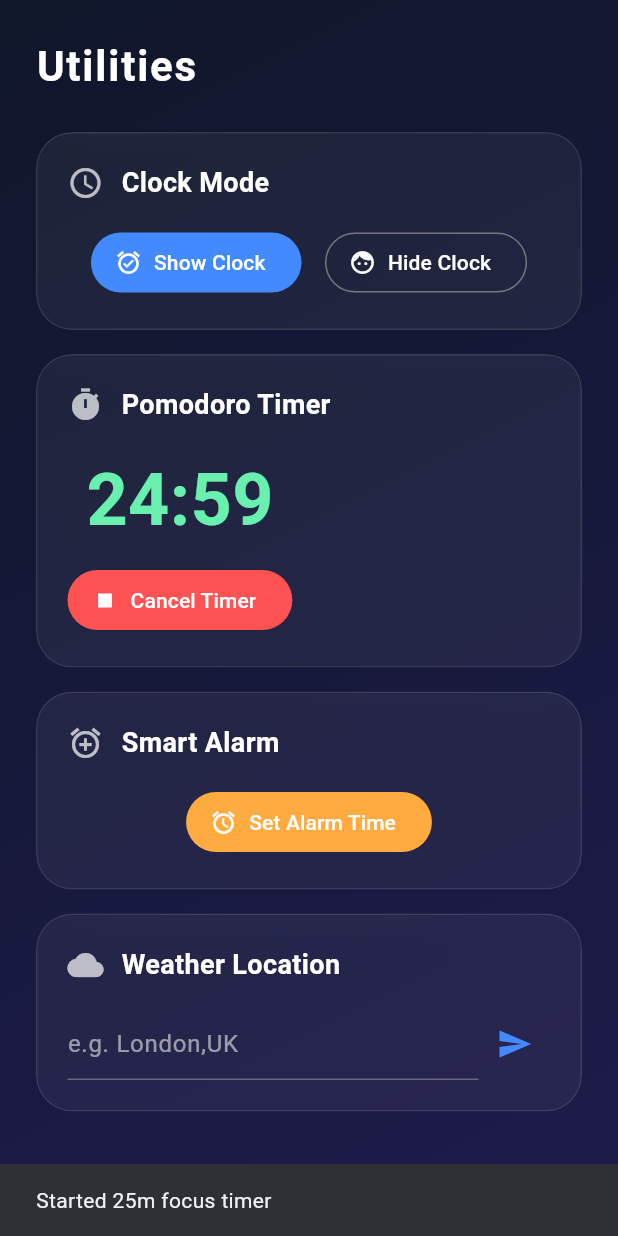
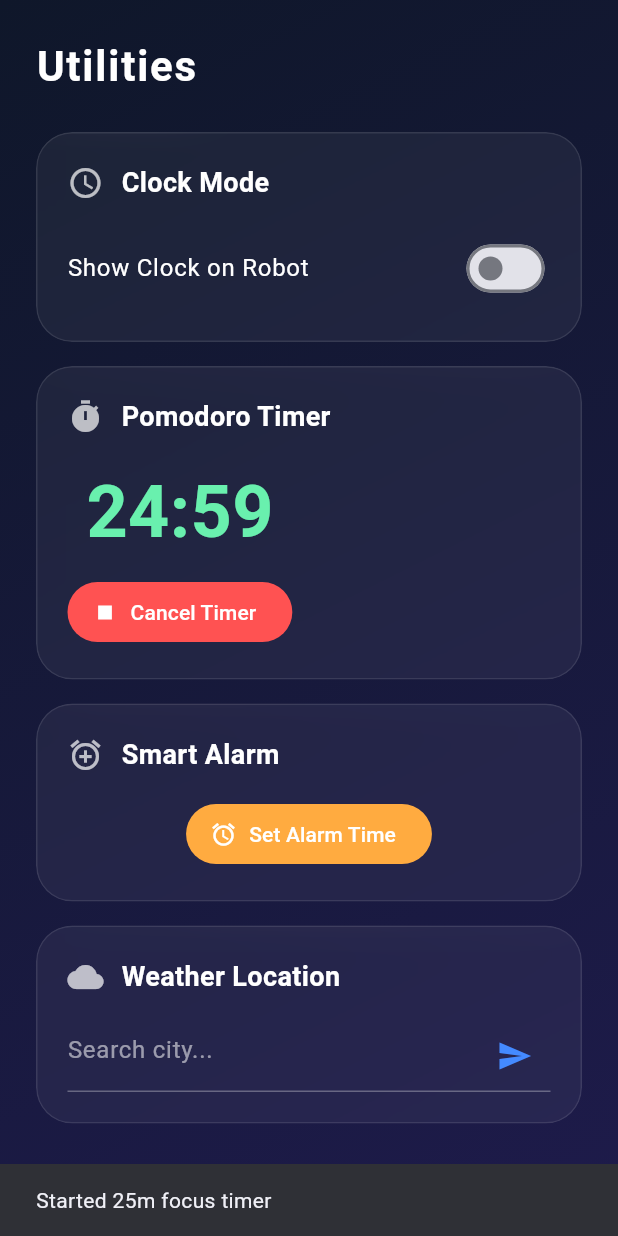
Before and after one commit to KavishkaDulshan/2.1-V2, a Flutter app: the UtilitiesScreen widget shown alone on an empty page, opened directly, after a tap on "25m Focus", on a phone screen of 412 x 824 dp. Run offline on Flutter 3.47's test engine with Material 3 defaults, Android fonts, the phone set to English and light mode, and no system bars; our stand-ins replace flutter_blue_plus, permission_handler, shared_preferences; missing offline and left inert: mqtt_client; accounts and stored records are empty.

Commit message:
clock mode toggle added. location setting updated

```diff
--- a/2.1App/app/lib/screens/utilities_screen.dart
+++ b/2.1App/app/lib/screens/utilities_screen.dart
@@ -1,7 +1,10 @@
 import 'dart:ui';
 import 'dart:async';
+import 'dart:convert';
 import 'package:flutter/material.dart';
 import 'package:provider/provider.dart';
+import 'package:shared_preferences/shared_preferences.dart';
+import 'package:http/http.dart' as http;
 import '../models/mqtt_state.dart';
 
 class UtilitiesScreen extends StatefulWidget {
@@ -16,6 +19,59 @@ class _UtilitiesScreenState extends State<UtilitiesScreen> {
 
   Timer? _pomodoroTimer;
   int _timeRemaining = 0; // in seconds
+  bool _isClockMode = false;
+
+  @override
+  void initState() {
+    super.initState();
+    _loadSavedCity();
+  }
+
+  Future<void> _loadSavedCity() async {
+    final prefs = await SharedPreferences.getInstance();
+    final savedCity = prefs.getString('weather_city');
+    if (savedCity != null && savedCity.isNotEmpty) {
+      setState(() {
+        _cityController.text = savedCity;
+      });
+      // Delay MQTT publish slightly to ensure MqttState is fully ready
+      Future.delayed(const Duration(seconds: 1), () {
+        if (mounted) {
+          context.read<MqttState>().publish("robot21/commands/master", '{"city": "$savedCity"}');
+        }
+      });
+    }
+  }
+
+  Future<Iterable<String>> _searchCities(String query) async {
+    if (query.length < 2) return const Iterable<String>.empty();
+    try {
+      final response = await http.get(Uri.parse(
+          'http://api.openweathermap.org/geo/1.0/direct?q=$query&limit=5&appid=90b5371f426c8985201312f80bfe9eb4'));
+      if (response.statusCode == 200) {
+        final List<dynamic> data = jsonDecode(response.body);
+        return data.map((item) {
+          final state = item['state'] != null ? ', ${item['state']}' : '';
+          return '${item['name']}$state, ${item['country']}';
+        });
+      }
+    } catch (e) {
+      debugPrint("City search error: $e");
+    }
+    return const Iterable<String>.empty();
+  }
+
+  Future<void> _saveAndSendCity(String city) async {
+    if (city.isEmpty) return;
+    final prefs = await SharedPreferences.getInstance();
+    await prefs.setString('weather_city', city);
+    if (mounted) {
+      context.read<MqttState>().publish("robot21/commands/master", '{"city": "$city"}');
+      ScaffoldMessenger.of(context).showSnackBar(
+        SnackBar(content: Text('Weather set to $city')),
+      );
+    }
+  }
 
   @override
   void dispose() {
@@ -136,26 +192,18 @@ class _UtilitiesScreenState extends State<UtilitiesScreen> {
                       context,
                       title: 'Clock Mode',
                       icon: Icons.access_time,
-                      child: Row(
-                        mainAxisAlignment: MainAxisAlignment.spaceEvenly,
-                        children: [
-                          FilledButton.icon(
-                            onPressed: () {
-                              context.read<MqttState>().publish("robot21/commands/master", '{"mode": "clock"}');
-                            },
-                            icon: const Icon(Icons.alarm_on),
-                            label: const Text('Show Clock'),
-                            style: FilledButton.styleFrom(backgroundColor: Colors.blueAccent),
-                          ),
-                          OutlinedButton.icon(
-                            onPressed: () {
-                              context.read<MqttState>().publish("robot21/commands/master", '{"mode": "eyes"}');
-                            },
-                            icon: const Icon(Icons.face),
-                            label: const Text('Hide Clock'),
-                            style: OutlinedButton.styleFrom(foregroundColor: Colors.white),
-                          ),
-                        ],
+                      child: SwitchListTile(
+                        title: const Text('Show Clock on Robot', style: TextStyle(color: Colors.white)),
+                        value: _isClockMode,
+                        activeColor: Colors.blueAccent,
+                        contentPadding: EdgeInsets.zero,
+                        onChanged: (bool value) {
+                          setState(() {
+                            _isClockMode = value;
+                          });
+                          final mode = value ? "clock" : "eyes";
+                          context.read<MqttState>().publish("robot21/commands/master", '{"mode": "$mode"}');
+                        },
                       ),
                     ),
                     const SizedBox(height: 16),
@@ -237,32 +285,67 @@ class _UtilitiesScreenState extends State<UtilitiesScreen> {
                       context,
                       title: 'Weather Location',
                       icon: Icons.cloud,
-                      child: Row(
-                        children: [
-                          Expanded(
-                            child: TextField(
-                              controller: _cityController,
-                              style: const TextStyle(color: Colors.white),
-                              decoration: const InputDecoration(
-                                hintText: 'e.g. London,UK',
-                                hintStyle: TextStyle(color: Colors.white54),
-                                enabledBorder: UnderlineInputBorder(borderSide: BorderSide(color: Colors.white30)),
-                                focusedBorder: UnderlineInputBorder(borderSide: BorderSide(color: Colors.blueAccent)),
+                      child: Autocomplete<String>(
+                        initialValue: TextEditingValue(text: _cityController.text),
+                        optionsBuilder: (TextEditingValue textEditingValue) async {
+                          if (textEditingValue.text.length < 2) return const Iterable<String>.empty();
+                          return await _searchCities(textEditingValue.text);
+                        },
+                        onSelected: (String selection) {
+                          _saveAndSendCity(selection);
+                        },
+                        fieldViewBuilder: (context, controller, focusNode, onFieldSubmitted) {
+                          if (_cityController.text.isNotEmpty && controller.text.isEmpty) {
+                            controller.text = _cityController.text;
+                          }
+                          return TextField(
+                            controller: controller,
+                            focusNode: focusNode,
+                            style: const TextStyle(color: Colors.white),
+                            decoration: InputDecoration(
+                              hintText: 'Search city...',
+                              hintStyle: const TextStyle(color: Colors.white54),
+                              enabledBorder: const UnderlineInputBorder(borderSide: BorderSide(color: Colors.white30)),
+                              focusedBorder: const UnderlineInputBorder(borderSide: BorderSide(color: Colors.blueAccent)),
+                              suffixIcon: IconButton(
+                                icon: const Icon(Icons.send, color: Colors.blueAccent),
+                                onPressed: () {
+                                  _saveAndSendCity(controller.text);
+                                },
                               ),
                             ),
-                          ),
-                          IconButton(
-                            icon: const Icon(Icons.send, color: Colors.blueAccent),
-                            onPressed: () {
-                              if (_cityController.text.isNotEmpty) {
-                                context.read<MqttState>().publish("robot21/commands/master", '{"city": "${_cityController.text}"}');
-                                ScaffoldMessenger.of(context).showSnackBar(
-                                  SnackBar(content: Text('Weather set to ${_cityController.text}')),
-                                );
-                              }
+                            onSubmitted: (String value) {
+                              _saveAndSendCity(value);
                             },
-                          ),
-                        ],
+                          );
+                        },
+                        optionsViewBuilder: (context, onSelected, options) {
+                          return Align(
+                            alignment: Alignment.topLeft,
+                            child: Material(
+                              color: const Color(0xFF1E1B4B),
+                              elevation: 4.0,
+                              borderRadius: BorderRadius.circular(8),
+                              child: SizedBox(
+                                width: 250,
+                                child: ListView.builder(
+                                  padding: EdgeInsets.zero,
+                                  shrinkWrap: true,
+                                  itemCount: options.length,
+                                  itemBuilder: (BuildContext context, int index) {
+                                    final String option = options.elementAt(index);
+                                    return ListTile(
+                                      title: Text(option, style: const TextStyle(color: Colors.white)),
+                                      onTap: () {
+                                        onSelected(option);
+                                      },
+                                    );
+                                  },
+                                ),
+                              ),
+                            ),
+                          );
+                        },
                       ),
                     ),
                   ],
--- a/2.1App/app/pubspec.yaml
+++ b/2.1App/app/pubspec.yaml
@@ -37,6 +37,7 @@ dependencies:
   permission_handler: ^11.3.1
   mqtt_client: ^10.2.2
   shared_preferences: ^2.5.5
+  http: ^1.2.0
 
 dev_dependencies:
   flutter_test:
```
Also changed, not shown: 2.1App/app/pubspec.lock.
